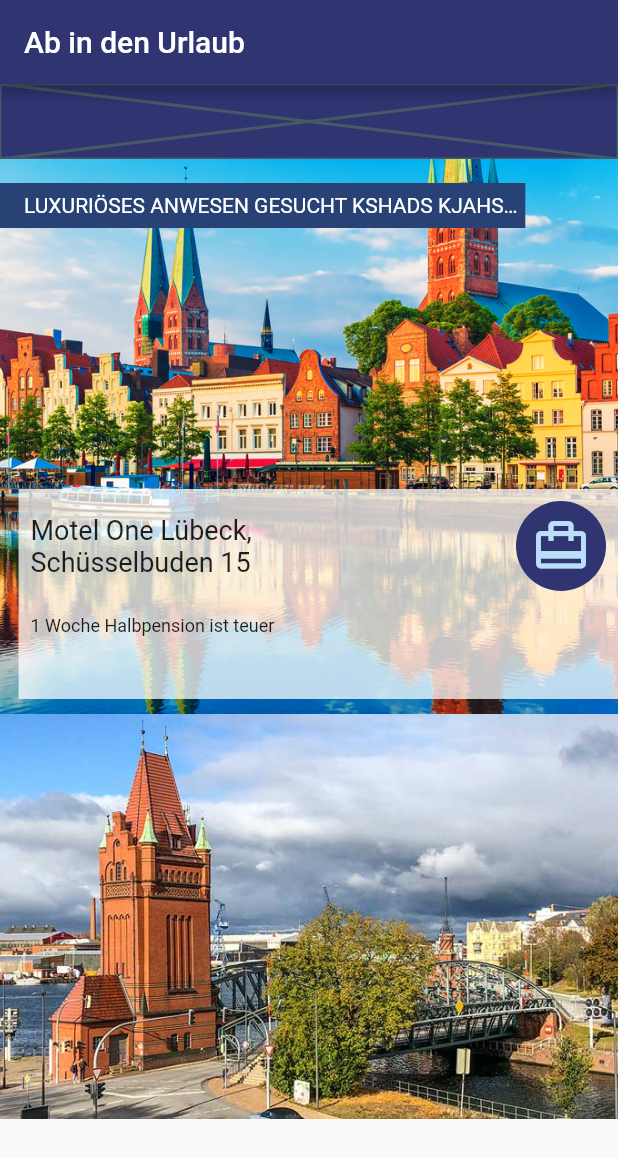
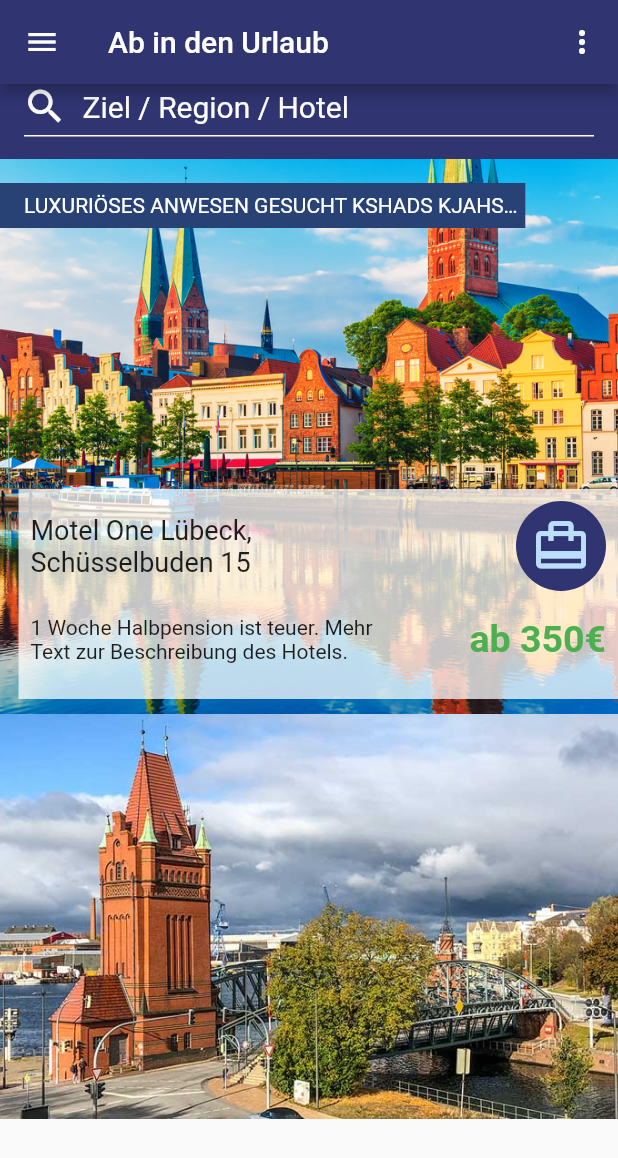
Before and after one commit to drmilde/app_in_den_urlaub_app, a Flutter app: the screen it shows after launch, on a phone screen of 412 x 824 dp. Shown: the top 1158 px of the screen. Run offline on Flutter 3.47's test engine with Material 2 defaults, Android fonts, the phone set to English and light mode, and no system bars.

Commit message:
Luebeck, Layout fertig ...

```diff
--- a/lib/screens/luebeck_screen.dart
+++ b/lib/screens/luebeck_screen.dart
@@ -4,9 +4,16 @@ class LuebeckScreen extends StatelessWidget {
   @override
   Widget build(BuildContext context) {
     return Scaffold(
+      drawer: Drawer(),
       appBar: AppBar(
         backgroundColor: Color.fromARGB(255, 48, 52, 113),
         title: Text("Ab in den Urlaub"),
+        actions: [
+          IconButton(
+            icon: Icon(Icons.more_vert_outlined),
+            onPressed: () {},
+          ),
+        ],
       ),
       body: SingleChildScrollView(
         child: Column(
@@ -77,7 +84,10 @@ class LuebeckScreen extends StatelessWidget {
                   CircleAvatar(
                     backgroundColor: Color.fromARGB(255, 48, 52, 113),
                     radius: 30,
-                    child: Icon(Icons.card_travel_outlined, size: 40,),
+                    child: Icon(
+                      Icons.card_travel_outlined,
+                      size: 40,
+                    ),
                   )
                 ],
               ),
@@ -89,11 +99,20 @@ class LuebeckScreen extends StatelessWidget {
                 children: [
                   Container(
                     width: 250,
-                    child: Text("1 Woche Halbpension ist teuer",
+                    child: Text(
+                        "1 Woche Halbpension ist teuer."
+                        " Mehr Text zur Beschreibung des Hotels.",
+                        maxLines: 2,
                         style: TextStyle(
-                          fontSize: 12,
+                          fontSize: 14,
                         )),
                   ),
+                  Text("ab 350€",
+                      style: TextStyle(
+                        fontSize: 25,
+                        fontWeight: FontWeight.bold,
+                        color: Colors.green,
+                      ))
                 ],
               ),
             )
@@ -130,8 +149,44 @@ class LuebeckScreen extends StatelessWidget {
     return Container(
       color: Color.fromARGB(255, 48, 52, 113),
       height: 50,
-      child: Placeholder(
-        fallbackHeight: 50,
+      width: double.infinity,
+      child: Column(
+        children: [
+          Row(
+            mainAxisAlignment: MainAxisAlignment.start,
+            children: [
+              SizedBox(
+                width: 15,
+              ),
+              Icon(
+                Icons.search,
+                color: Colors.white,
+                size: 30,
+              ),
+              SizedBox(
+                width: 10,
+              ),
+              Text(
+                "Ziel / Region / Hotel",
+                style: TextStyle(
+                  fontSize: 20,
+                  color: Colors.white,
+                ),
+              ),
+            ],
+          ),
+          SizedBox(
+            height: 4,
+          ),
+          Padding(
+            padding: const EdgeInsets.symmetric(horizontal: 16),
+            child: Container(
+              color: Colors.white,
+              height: 1,
+              width: double.infinity,
+            ),
+          ),
+        ],
       ),
     );
   }
```
